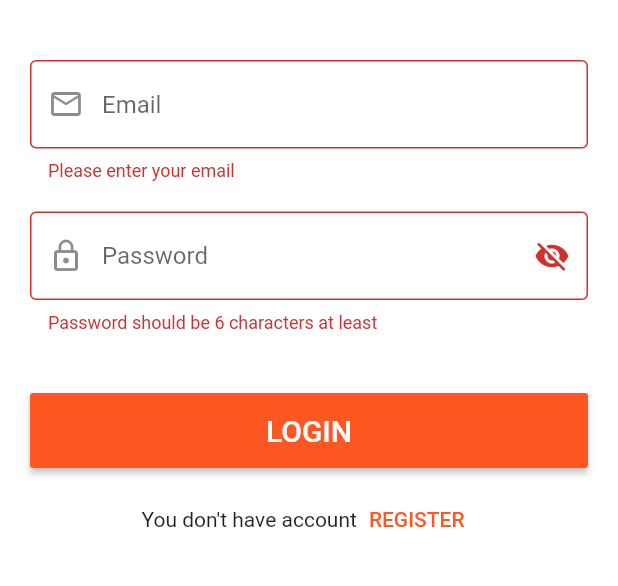
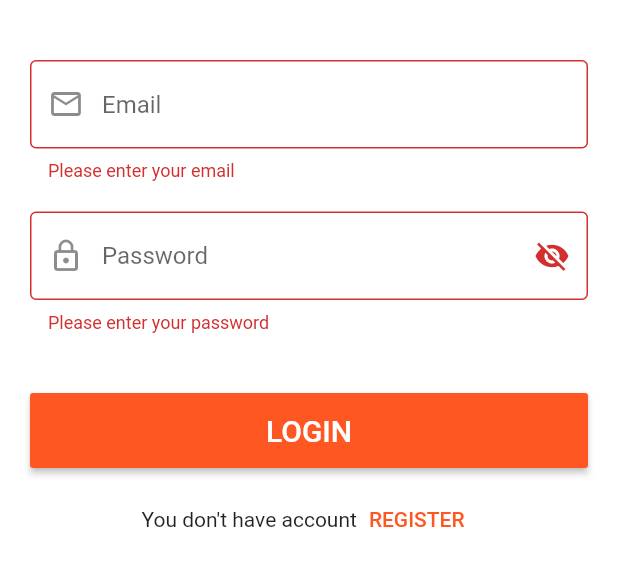
Before and after one commit to Aseel-Mohtaseb/shop-app, a Flutter app: the screen it shows after launch, after a tap on the "arrow forward ios" icon, after a tap on "SKIP", after a tap on "LOGIN", on a phone screen of 412 x 824 dp, the part 414-1000 px from its top. Run offline on Flutter 3.47's test engine with Material 2 defaults, Android fonts, the phone set to English and light mode, and no system bars; our stand-ins replace bloc, dio, flutter_bloc, fluttertoast, hexcolor, shared_preferences and 1 more; accounts and stored records are empty.

```diff
--- a/lib/modules/login/login_screen.dart
+++ b/lib/modules/login/login_screen.dart
@@ -4,6 +4,7 @@ import 'package:flutter_bloc/flutter_bloc.dart';
 import 'package:fluttertoast/fluttertoast.dart';
 import 'package:shop_app/modules/login/cubit/cubit.dart';
 import 'package:shop_app/modules/login/cubit/states.dart';
+import 'package:shop_app/shared/components/components.dart';
 import 'package:shop_app/shared/styles/colors.dart';
 
 class LoginScreen extends StatelessWidget {
@@ -25,15 +26,7 @@ class LoginScreen extends StatelessWidget {
               }
               else {
               print(state.loginModel.message);
-              Fluttertoast.showToast(
-                  msg: state.loginModel.message,
-                  toastLength: Toast.LENGTH_LONG,
-                  gravity: ToastGravity.BOTTOM,
-                  timeInSecForIosWeb: 5,
-                  backgroundColor: Colors.red,
-                  textColor: Colors.white,
-                  fontSize: 16.0
-              );
+              showToast(meg: state.loginModel.message, toastState: ToastStates.error);
             }
           }
         },
@@ -95,8 +88,8 @@ class LoginScreen extends StatelessWidget {
                           keyboardType: TextInputType.visiblePassword,
                           obscureText: !loginCubit.isPasswordShown,
                           validator: (value) {
-                            if (value == null || value.length < 6) {
-                              return 'Password should be 6 characters at least';
+                            if (value == null || value.isEmpty) {
+                              return 'Please enter your password';
                             }
                             return null;
                           },
--- a/lib/shared/network/remote/dio_helper.dart
+++ b/lib/shared/network/remote/dio_helper.dart
@@ -16,7 +16,7 @@ class DioHelper {
   static Future<Response> getData({
     required String url,
     Map<String, dynamic>? query,
-    String lang = 'ar',
+    String lang = 'en',
     String? token,
   }) async {
     dio.options.headers = {
@@ -30,7 +30,7 @@ class DioHelper {
     required String url,
     required Map<String, dynamic> data,
     Map<String, dynamic>? query,
-    String lang = 'ar',
+    String lang = 'en',
     String? token,
   }) async {
     dio.options.headers = {
```
Also changed, not shown: lib/shared/components/components.dart (+34 -0 lines).
